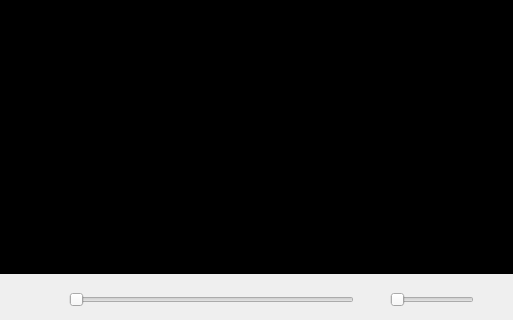
First picture: the form in applet/ui/fullScreen.ui, repository Emdek/plasmoid-mini-player, before the edit; both pictures show x 0 to 513 and y 222 to 542 of the 513 by 542 pixel window.
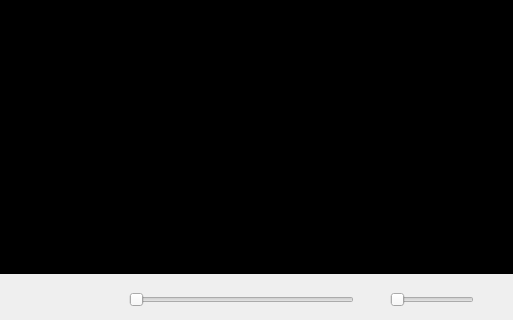
Second picture: the form after the edit. Custom widgets are drawn as their Qt base class.

Commit message: Add Play Previous / Next buttons to toolbars of dialog and full screen view

Patch:
```diff
--- a/applet/ui/fullScreen.ui
+++ b/applet/ui/fullScreen.ui
@@ -193,7 +193,7 @@
        <height>40</height>
       </size>
      </property>
-     <layout class="QHBoxLayout" name="horizontalLayout" stretch="0,0,3,0,0,0">
+     <layout class="QHBoxLayout" name="horizontalLayout" stretch="0,0,0,0,3,0,0,0">
       <item>
        <widget class="QToolButton" name="playPauseButton">
         <property name="autoRaise">
@@ -208,6 +208,20 @@
         </property>
        </widget>
       </item>
+      <item>
+       <widget class="QToolButton" name="playPreviousButton">
+        <property name="autoRaise">
+         <bool>true</bool>
+        </property>
+       </widget>
+      </item>
+      <item>
+       <widget class="QToolButton" name="playNextButton">
+        <property name="autoRaise">
+         <bool>true</bool>
+        </property>
+       </widget>
+      </item>
       <item>
        <widget class="MiniPlayer::SeekSlider" name="seekSlider">
         <property name="orientation">
```
The commit also changes 4 other files.
